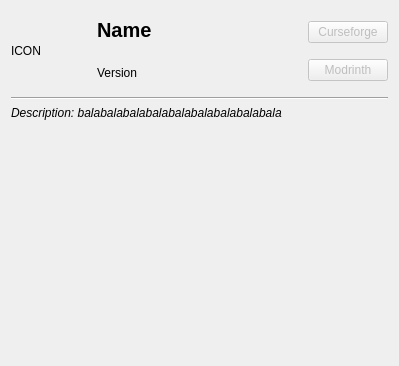
First picture: the form in src/ui/localmodinfodialog.ui, repository kaniol-lck/modmanager, before the edit.
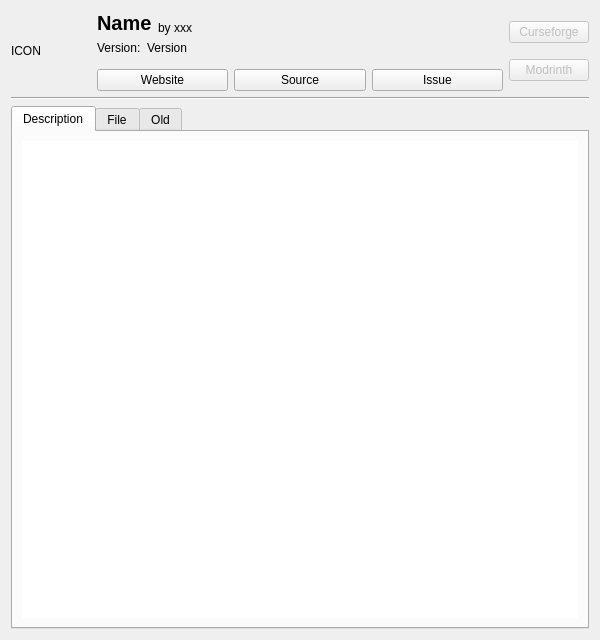
Second picture: the form after the edit. Icons and pictures are not drawn.

Commit message: improve local mod info dialog wip

```diff
--- a/src/ui/localmodinfodialog.ui
+++ b/src/ui/localmodinfodialog.ui
@@ -6,40 +6,17 @@
    <rect>
     <x>0</x>
     <y>0</y>
-    <width>399</width>
-    <height>366</height>
+    <width>600</width>
+    <height>640</height>
    </rect>
   </property>
   <property name="windowTitle">
    <string>Dialog</string>
   </property>
   <layout class="QGridLayout" name="gridLayout">
-   <item row="0" column="0" rowspan="2">
-    <widget class="QLabel" name="modIcon">
-     <property name="sizePolicy">
-      <sizepolicy hsizetype="Fixed" vsizetype="Fixed">
-       <horstretch>0</horstretch>
-       <verstretch>0</verstretch>
-      </sizepolicy>
-     </property>
-     <property name="minimumSize">
-      <size>
-       <width>80</width>
-       <height>80</height>
-      </size>
-     </property>
-     <property name="maximumSize">
-      <size>
-       <width>80</width>
-       <height>80</height>
-      </size>
-     </property>
-     <property name="text">
-      <string>ICON</string>
-     </property>
-    </widget>
-   </item>
    <item row="0" column="1">
+    <layout class="QHBoxLayout" name="horizontalLayout_2">
+     <item>
     <widget class="QLabel" name="modName">
      <property name="sizePolicy">
       <sizepolicy hsizetype="Minimum" vsizetype="Minimum">
@@ -59,7 +36,25 @@
      </property>
     </widget>
    </item>
-   <item row="0" column="2" rowspan="2">
+     <item>
+      <widget class="QLabel" name="modAuthors">
+       <property name="sizePolicy">
+        <sizepolicy hsizetype="Expanding" vsizetype="Preferred">
+         <horstretch>0</horstretch>
+         <verstretch>0</verstretch>
+        </sizepolicy>
+       </property>
+       <property name="text">
+        <string>by xxx</string>
+       </property>
+       <property name="alignment">
+        <set>Qt::AlignBottom|Qt::AlignLeading|Qt::AlignLeft</set>
+       </property>
+      </widget>
+     </item>
+    </layout>
+   </item>
+   <item row="0" column="2" rowspan="3">
     <layout class="QVBoxLayout" name="verticalLayout">
      <item>
       <widget class="QPushButton" name="curseforgeButton">
@@ -92,6 +87,15 @@
     </layout>
    </item>
    <item row="1" column="1">
+    <layout class="QFormLayout" name="formLayout">
+     <item row="0" column="0">
+      <widget class="QLabel" name="label">
+       <property name="text">
+        <string>Version:</string>
+       </property>
+      </widget>
+     </item>
+     <item row="0" column="1">
     <widget class="QLabel" name="modVersion">
      <property name="sizePolicy">
       <sizepolicy hsizetype="Expanding" vsizetype="Preferred">
@@ -102,36 +106,103 @@
      <property name="text">
       <string>Version</string>
      </property>
-    </widget>
-   </item>
-   <item row="2" column="0" colspan="3">
+       <property name="alignment">
+        <set>Qt::AlignLeading|Qt::AlignLeft|Qt::AlignVCenter</set>
+       </property>
+      </widget>
+     </item>
+    </layout>
+   </item>
+   <item row="2" column="1">
+    <layout class="QHBoxLayout" name="horizontalLayout">
+     <item>
+      <widget class="QPushButton" name="websiteButton">
+       <property name="text">
+        <string>Website</string>
+       </property>
+      </widget>
+     </item>
+     <item>
+      <widget class="QPushButton" name="sourceButton">
+       <property name="text">
+        <string>Source</string>
+       </property>
+      </widget>
+     </item>
+     <item>
+      <widget class="QPushButton" name="issueButton">
+       <property name="text">
+        <string>Issue</string>
+       </property>
+      </widget>
+     </item>
+    </layout>
+   </item>
+   <item row="3" column="0" colspan="3">
     <widget class="Line" name="line">
      <property name="orientation">
       <enum>Qt::Horizontal</enum>
      </property>
     </widget>
    </item>
-   <item row="3" column="0" colspan="3">
-    <widget class="QLabel" name="modDescription">
+   <item row="4" column="0" colspan="3">
+    <widget class="QTabWidget" name="tabWidget">
+     <property name="currentIndex">
+      <number>0</number>
+     </property>
+     <widget class="QWidget" name="tab">
+      <attribute name="title">
+       <string>Description</string>
+      </attribute>
+      <layout class="QGridLayout" name="gridLayout_2">
+       <item row="0" column="0">
+        <widget class="QTextBrowser" name="modDescription">
+         <property name="frameShape">
+          <enum>QFrame::NoFrame</enum>
+         </property>
+        </widget>
+       </item>
+      </layout>
+     </widget>
+     <widget class="QWidget" name="tab_2">
+      <attribute name="title">
+       <string>File</string>
+      </attribute>
+     </widget>
+     <widget class="QWidget" name="tab_3">
+      <attribute name="title">
+       <string>Old</string>
+      </attribute>
+      <layout class="QGridLayout" name="gridLayout_3">
+       <item row="0" column="0">
+        <widget class="QListWidget" name="listWidget"/>
+       </item>
+      </layout>
+     </widget>
+    </widget>
+   </item>
+   <item row="0" column="0" rowspan="3">
+    <widget class="QLabel" name="modIcon">
      <property name="sizePolicy">
-      <sizepolicy hsizetype="Preferred" vsizetype="Expanding">
+      <sizepolicy hsizetype="Fixed" vsizetype="Fixed">
        <horstretch>0</horstretch>
        <verstretch>0</verstretch>
       </sizepolicy>
      </property>
-     <property name="font">
-      <font>
-       <italic>true</italic>
-      </font>
+     <property name="minimumSize">
+      <size>
+       <width>80</width>
+       <height>80</height>
+      </size>
+     </property>
+     <property name="maximumSize">
+      <size>
+       <width>80</width>
+       <height>80</height>
+      </size>
      </property>
      <property name="text">
-      <string>Description: balabalabalabalabalabalabalabalabala</string>
-     </property>
-     <property name="alignment">
-      <set>Qt::AlignLeading|Qt::AlignLeft|Qt::AlignTop</set>
-     </property>
-     <property name="wordWrap">
-      <bool>true</bool>
+      <string>ICON</string>
      </property>
     </widget>
    </item>
```
Lines whose indentation alone changed are shown as unchanged. The commit also changes 7 other files.
